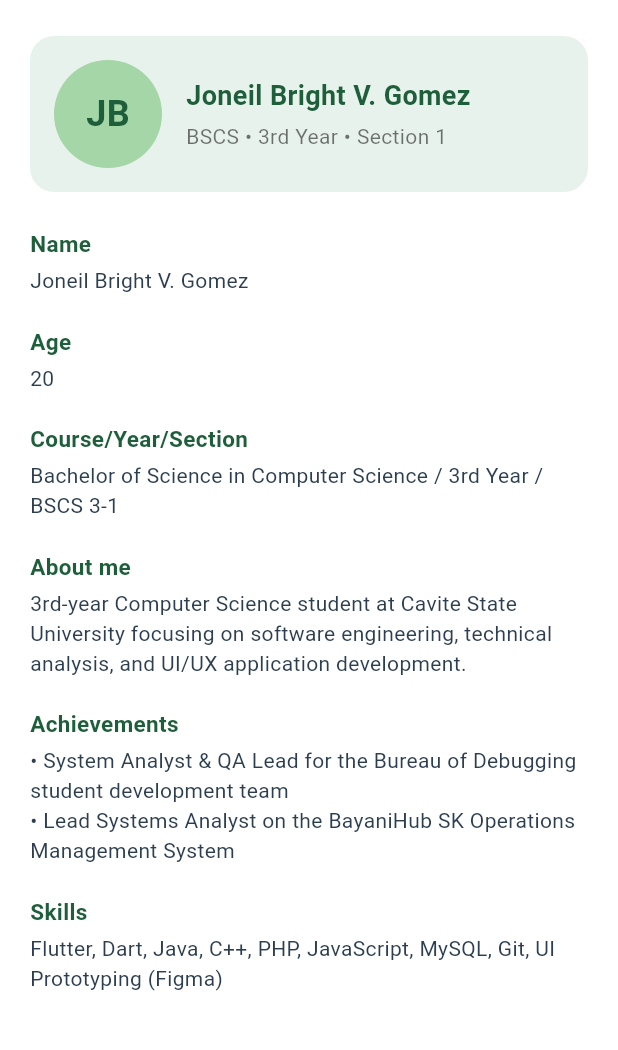
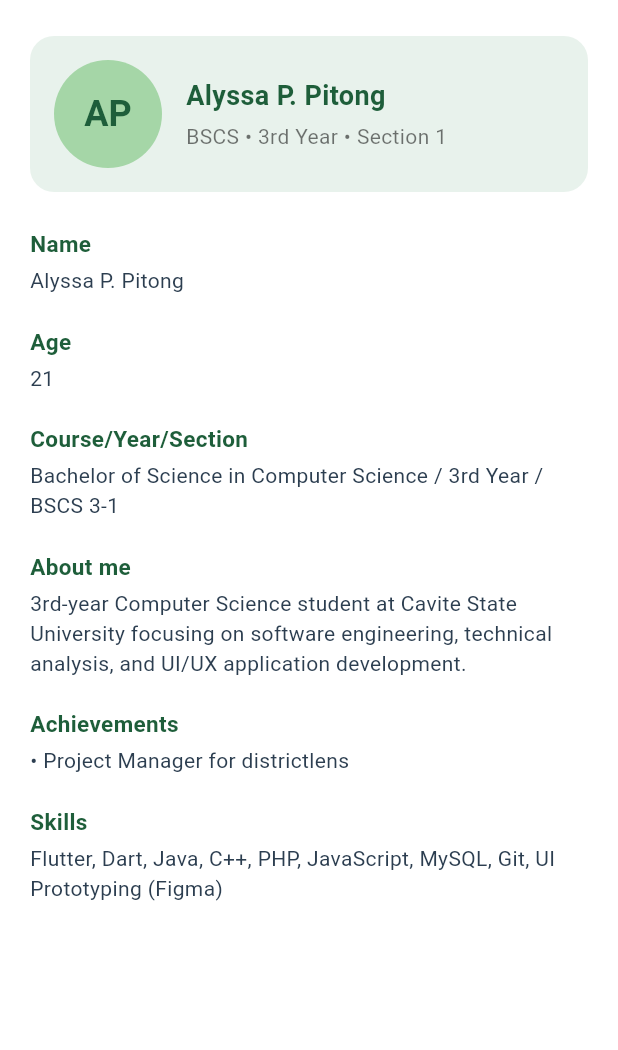
Before and after one commit to brightgomez/dcit26-compilation, a Flutter app: the screen it shows after launch, on a phone screen of 412 x 824 dp, the part 84-1134 px from its top. Run offline on Flutter 3.47's test engine with Material 3 defaults, Android fonts, the phone set to English and light mode, and no system bars.

Commit message:
Update student profile details in main.dart

```diff
--- a/lab2_student_profile/lib/main.dart
+++ b/lab2_student_profile/lib/main.dart
@@ -58,7 +58,7 @@ class StudentProfileScreen extends StatelessWidget {
                       radius: 36,
                       backgroundColor: const Color(0xFFA5D6A7),
                       child: Text(
-                        'JB',
+                        'AP',
                         style: TextStyle(
                           fontSize: 24,
                           fontWeight: FontWeight.bold,
@@ -72,7 +72,7 @@ class StudentProfileScreen extends StatelessWidget {
                         crossAxisAlignment: CrossAxisAlignment.start,
                         children: const [
                           Text(
-                            'Joneil Bright V. Gomez',
+                            'Alyssa P. Pitong',
                             style: TextStyle(
                               fontSize: 18,
                               fontWeight: FontWeight.bold,
@@ -98,13 +98,13 @@ class StudentProfileScreen extends StatelessWidget {
               // 1. Name
               _buildProfileField(
                 label: 'Name',
-                value: 'Joneil Bright V. Gomez',
+                value: 'Alyssa P. Pitong',
               ),
 
               // 2. Age
               _buildProfileField(
                 label: 'Age',
-                value: '20',
+                value: '21',
               ),
 
               // 3. Course/Year/Section
@@ -124,7 +124,7 @@ class StudentProfileScreen extends StatelessWidget {
               _buildProfileField(
                 label: 'Achievements',
                 value:
-                    '• System Analyst & QA Lead for the Bureau of Debugging student development team\n• Lead Systems Analyst on the BayaniHub SK Operations Management System',
+                    '• Project Manager for districtlens',
               ),
 
               // 6. Skills
```
